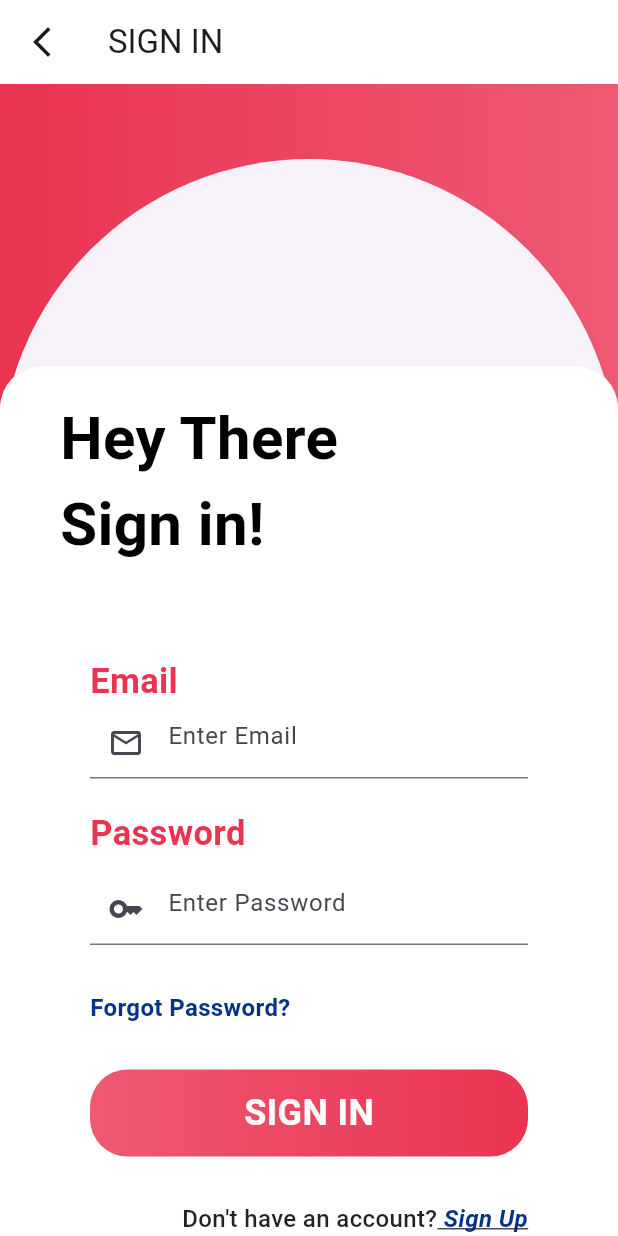
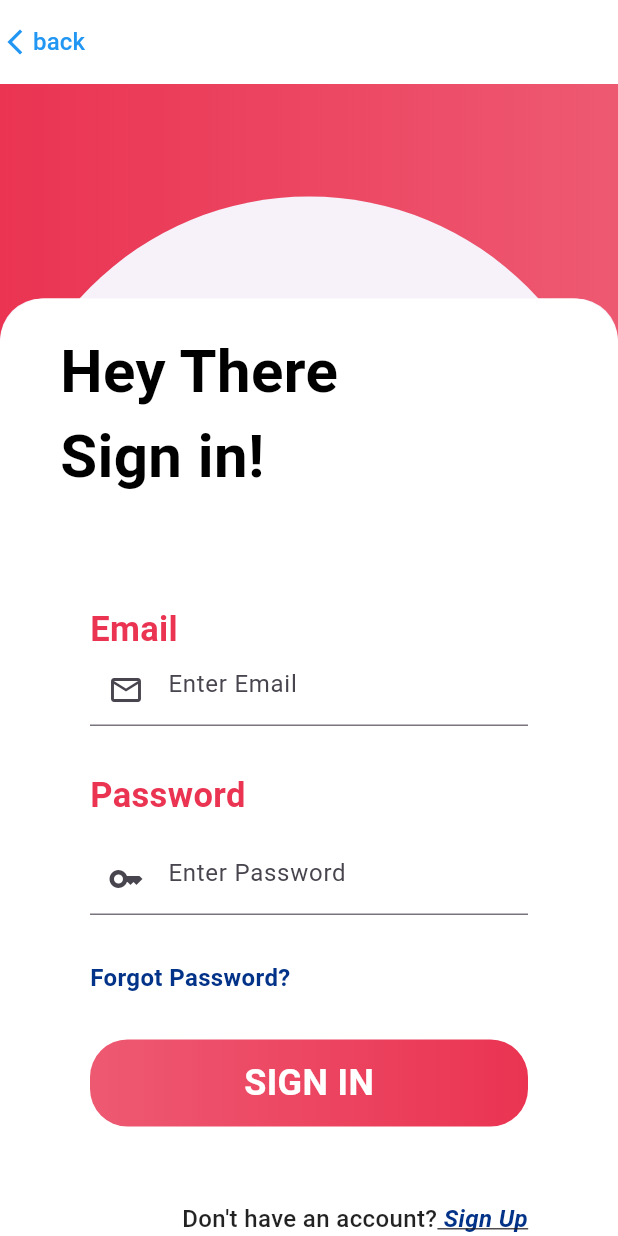
Before and after one commit to Ryanlk404/SIGNUP-SIGNIN, a Flutter app: the screen it shows after launch, after a tap on "SIGN IN", on a phone screen of 412 x 824 dp. Run offline on Flutter 3.47's test engine with Material 3 defaults, Android fonts, the phone set to English and light mode, and no system bars.

Commit message:
changed the color button, there is a background hover of back button, 'close' in actionsheet directs you back to the main page/onboarding page

```diff
--- a/ryan/lib/pages/signin.dart
+++ b/ryan/lib/pages/signin.dart
@@ -1,6 +1,7 @@
 import 'package:flutter/material.dart';
 import 'package:flutter/cupertino.dart';
 import 'package:ryan/pages/signup.dart';
+import 'package:ryan/pages/onboarding.dart'; // Import Onboarding page
 
 class SignIn extends StatefulWidget {
   const SignIn({super.key});
@@ -23,7 +24,7 @@
           CupertinoActionSheetAction(
             child: const Text('Sign Up'),
             onPressed: () {
-              Navigator.pop(context); // Here you can close the ActionSheet
+              Navigator.pop(context);
               Navigator.push(
                 context,
                 MaterialPageRoute(builder: (context) => const Signup()),
@@ -36,7 +37,12 @@
               style: TextStyle(color: Colors.red),
             ),
             onPressed: () {
-              Navigator.pop(context); // Here you can Close the ActionSheet
+              Navigator.pop(context); // Close the ActionSheet first
+              Navigator.pushAndRemoveUntil(
+                context,
+                MaterialPageRoute(builder: (context) => const Onboarding()),
+                (Route<dynamic> route) => false, // Clears the navigation stack
+              );
             },
           ),
         ],
@@ -48,17 +54,36 @@
   Widget build(BuildContext context) {
     return Scaffold(
       appBar: AppBar(
-        backgroundColor: const Color.fromARGB(255, 255, 255, 255),
-        title: const Text("SIGN IN"),
-        leading: IconButton(
-          icon: const Icon(Icons.arrow_back_ios_new),
+        backgroundColor: Colors.white,
+        leading: Builder(
+          builder: (context) {
+            return TextButton(
               onPressed: () {
-            Navigator.pop(context); // This directs you to the previous page
+                Navigator.pop(context);
+              },
+              style: TextButton.styleFrom(
+                padding: EdgeInsets.zero, // No extra padding
+                minimumSize: Size(70, 50), // Ensures full area is tappable
+                tapTargetSize:
+                    MaterialTapTargetSize.shrinkWrap, // Removes extra space
+              ),
+              child: Row(
+                mainAxisSize: MainAxisSize.min, // Take only required space
+                children: const [
+                  Icon(Icons.arrow_back_ios_new, color: Colors.blue, size: 20),
+                  SizedBox(width: 2),
+                  Text(
+                    'back',
+                    style: TextStyle(color: Colors.blue, fontSize: 16),
+                  ),
+                ],
+              ),
+            );
           },
         ),
       ),
       body: Container(
-        padding: const EdgeInsets.only(top: 50),
+        padding: const EdgeInsets.only(top: 75),
         height: MediaQuery.of(context).size.height,
         width: MediaQuery.of(context).size.width,
         decoration: const BoxDecoration(
@@ -70,7 +95,11 @@
         ),
         child: ElevatedButton(
           onPressed: () {
-            Navigator.pop(context); // Go back to the onboarding/main page
+            Navigator.pushAndRemoveUntil(
+              context,
+              MaterialPageRoute(builder: (context) => const Onboarding()),
+              (Route<dynamic> route) => false,
+            );
           },
           child: const Text("Back to Onboarding"),
         ),
@@ -102,7 +131,7 @@
             ),
             const SizedBox(height: 10),
             Container(
-              padding: const EdgeInsets.only(top: 50, left: 30, right: 30),
+              padding: const EdgeInsets.only(top: 60, left: 30, right: 30),
               decoration: const BoxDecoration(color: Colors.white),
               child: Column(
                 crossAxisAlignment: CrossAxisAlignment.start,
@@ -121,7 +150,7 @@
                       prefixIcon: Icon(Icons.email_outlined),
                     ),
                   ),
-                  const SizedBox(height: 20),
+                  const SizedBox(height: 30),
                   const Text(
                     "Password",
                     style: TextStyle(
@@ -130,7 +159,7 @@
                       fontWeight: FontWeight.bold,
                     ),
                   ),
-                  const SizedBox(height: 10),
+                  const SizedBox(height: 15),
                   const TextField(
                     obscureText: true,
                     decoration: InputDecoration(
@@ -139,18 +168,13 @@
                     ),
                   ),
                   const SizedBox(height: 30),
-                  Row(
-                    mainAxisAlignment: MainAxisAlignment.spaceBetween,
-                    children: const [
-                      Text(
+                  const Text(
                     "Forgot Password?",
                     style: TextStyle(
                       color: Color.fromARGB(255, 2, 51, 136),
                       fontSize: 16,
                       fontWeight: FontWeight.bold,
                     ),
-                      ),
-                    ],
                   ),
                   const SizedBox(height: 30),
                   Container(
@@ -179,7 +203,7 @@
                       ),
                     ),
                   ),
-                  const SizedBox(height: 30),
+                  const SizedBox(height: 50),
                   Row(
                     mainAxisAlignment: MainAxisAlignment.end,
                     children: [
```
Also changed, not shown: ryan/lib/pages/signup.dart (+17 -5 lines). Lines whose indentation alone changed are shown as unchanged.
